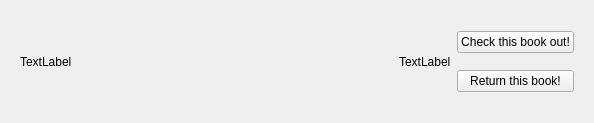
The window that bookwidget.ui (sbadame/checkout) describes before a commit, drawn with Qt 5.
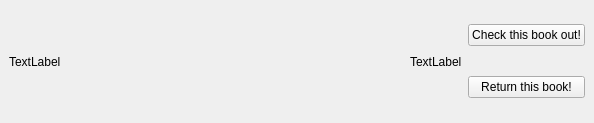
The same window after the commit.

What changed in the file:
```diff
--- a/bookwidget.ui
+++ b/bookwidget.ui
@@ -28,16 +28,37 @@
   <property name="autoFillBackground">
    <bool>true</bool>
   </property>
+  <property name="styleSheet">
+   <string notr="true"/>
+  </property>
   <layout class="QGridLayout" name="gridLayout">
    <property name="sizeConstraint">
     <enum>QLayout::SetMaximumSize</enum>
    </property>
+   <property name="leftMargin">
+    <number>9</number>
+   </property>
+   <property name="topMargin">
+    <number>0</number>
+   </property>
+   <property name="rightMargin">
+    <number>9</number>
+   </property>
+   <property name="bottomMargin">
+    <number>0</number>
+   </property>
    <item row="0" column="0" colspan="2">
     <widget class="QWidget" name="widget" native="true">
      <property name="layoutDirection">
       <enum>Qt::LeftToRight</enum>
      </property>
+     <property name="styleSheet">
+      <string notr="true"/>
+     </property>
      <layout class="QHBoxLayout" name="horizontalLayout_2">
+      <property name="margin">
+       <number>0</number>
+      </property>
       <item>
        <layout class="QHBoxLayout" name="horizontalLayout" stretch="1,0,0">
         <item>
```
